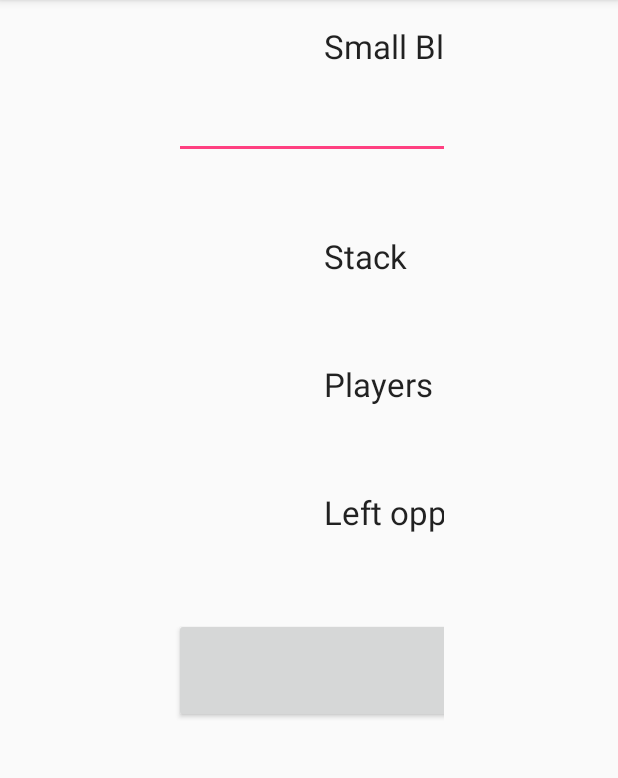
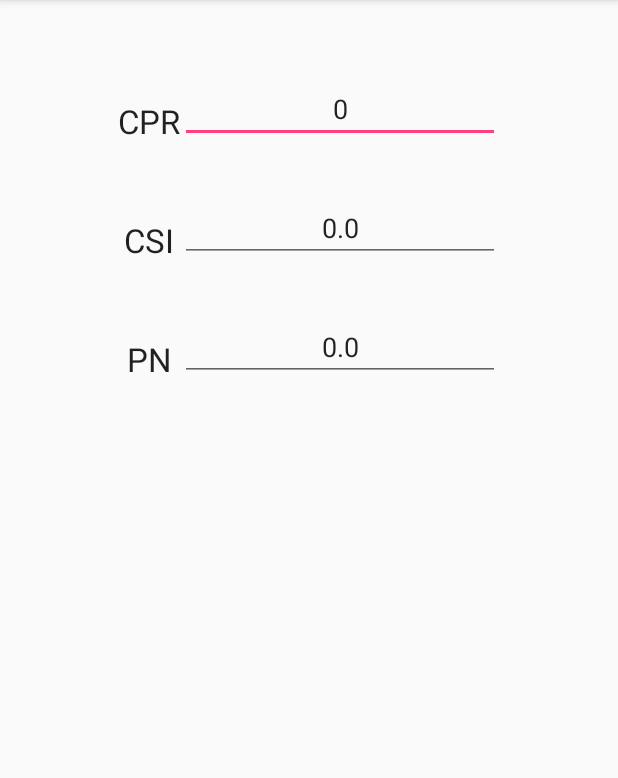
Before and after one commit to signeus/poker-mvc, an Android app: the screen it shows after launch (MainActivity before the commit, ResultActivity after it), after a tap on "CALCULATE", on a phone screen of 412 x 824 dp, the part 84-862 px from its top. Run offline under Robolectric (Android 15) with nearby library versions, the phone set to English and light mode, and no system bars; 1 statement that could not run was skipped.

Commit message:
Operative, but needs more details

```diff
--- a/app/src/main/AndroidManifest.xml
+++ b/app/src/main/AndroidManifest.xml
@@ -15,6 +15,7 @@
                 <category android:name="android.intent.category.LAUNCHER" />
             </intent-filter>
         </activity>
+        <activity android:name=".controller.ResultActivity"></activity>
     </application>
 
 </manifest>
--- a/app/src/main/java/com/apps/kev/pokermvc/controller/MainActivity.java
+++ b/app/src/main/java/com/apps/kev/pokermvc/controller/MainActivity.java
@@ -1,12 +1,20 @@
 package com.apps.kev.pokermvc.controller;
 
+import android.content.Context;
+import android.content.Intent;
 import android.support.v7.app.AppCompatActivity;
 import android.os.Bundle;
 import android.view.View;
 import android.widget.Button;
 import android.widget.EditText;
+import android.widget.Toast;
 
 import com.apps.kev.pokermvc.R;
+
+import logic.interfaces.INgCalculate;
+import logic.NgCalculate;
+import models.PokerStats;
+import models.ResultStat;
 
 public class MainActivity extends AppCompatActivity {
 
@@ -14,6 +22,13 @@ public class MainActivity extends AppCompatActivity {
     EditText etBB; //Declaracion de un objeto EditText llamado etBB
     EditText etAN; //Declaracion de un objeto EditText llamado etAN
     Button btnCAL;  //Declaracion de un objeto Button llamado btnCAL
+    PokerStats stats = new PokerStats();
+
+
+    EditText etST; //Declaracion de un objeto EditText llamado etST
+    EditText etPL; //Declaracion de un objeto EditText llamado etPL
+    EditText etLO; //Declaracion de un objeto EditText llamado etLO
+
     @Override
     protected void onCreate(Bundle savedInstanceState) {
         super.onCreate(savedInstanceState);
@@ -21,18 +36,47 @@ public class MainActivity extends AppCompatActivity {
         etSB = (EditText) findViewById(R.id.edtSmallBlind);
         etBB = (EditText)findViewById(R.id.edtBigBlind);
         etAN = (EditText)findViewById(R.id.edtAnte);
+        etST = (EditText)findViewById(R.id.edtStack);
+        etPL = (EditText)findViewById(R.id.edtPlayers);
+        etLO = (EditText)findViewById(R.id.edtLeftOpponents);
         btnCAL = (Button) findViewById(R.id.btnCalculate);
 
         btnCAL.setOnClickListener(new View.OnClickListener() {
             @Override
             public void onClick(View view)
             {
+                try{
+                   String smallBlind = etSB.getText().toString();
+                    if(!"".equals(smallBlind))
+                        stats.setSmallBlind(Integer.parseInt(smallBlind));
+                    String bigBlind = etBB.getText().toString();
+                    if(!"".equals(bigBlind))
+                        stats.setBigBlind(Integer.parseInt(bigBlind));
+                    String ante = etAN.getText().toString();
+                    if(!"".equals(ante))
+                        stats.setAnte(Integer.parseInt(ante));
+                    String stack = etST.getText().toString();
+                    if(!"".equals(stack))
+                        stats.setStack(Integer.parseInt(stack));
+                    String players = etPL.getText().toString();
+                    if(!"".equals(players))
+                        stats.setPlayers(Integer.parseInt(players));
+                    String leftOpponent = etLO.getText().toString();
+                    if(!"".equals(leftOpponent))
+                        stats.setLeftOpponents(Integer.parseInt(leftOpponent));
+                    INgCalculate iNgCalculate = new NgCalculate();
+                    ResultStat resultStat = iNgCalculate.calculate(stats);
+                    Intent intent = new Intent(getApplicationContext(), ResultActivity.class);
+                    intent.putExtra("CPR", resultStat.getCPR());
+                    intent.putExtra("CSI", resultStat.getCSI());
+                    intent.putExtra("PN", resultStat.getPN());
+                    startActivity(intent);
+                }catch(Exception ex)
+                {
+                    Toast.makeText(getApplicationContext(), "Petó!", Toast.LENGTH_SHORT).show();
+                }
 
             }
         });
     }
-    private void Calculate()
-    {
-        //int smallBlind = findViewById(R.id.edtSmallBlind);
-    }
 }
--- /dev/null
+++ b/app/src/main/java/com/apps/kev/pokermvc/controller/ResultActivity.java
@@ -0,0 +1,27 @@
+package com.apps.kev.pokermvc.controller;
+
+
+import android.support.v7.app.AppCompatActivity;
+import android.os.Bundle;
+import android.widget.EditText;
+
+import com.apps.kev.pokermvc.R;
+
+public class ResultActivity extends AppCompatActivity {
+
+    @Override
+    protected void onCreate(Bundle savedInstanceState) {
+        super.onCreate(savedInstanceState);
+        setContentView(R.layout.activity_result);
+
+        int CPRvalue = getIntent().getIntExtra("CPR", 0);
+        double CSIvalue = getIntent().getDoubleExtra("CSI", 0);
+        double PNvalue = getIntent().getDoubleExtra("PN", 0);
+        EditText CPR = (EditText) findViewById(R.id.edtCPR);
+            CPR.setText(String.valueOf(CPRvalue));
+        EditText CSI = (EditText) findViewById(R.id.edtCSI);
+            CSI.setText(String.valueOf(CSIvalue));
+        EditText PN = (EditText) findViewById(R.id.edtPN);
+            PN.setText(String.valueOf(PNvalue));
+    }
+}
--- /dev/null
+++ b/app/src/main/java/logic/NgCalculate.java
@@ -0,0 +1,46 @@
+package logic;
+
+import logic.interfaces.INgCalculate;
+import models.PokerStats;
+import models.ResultStat;
+
+/**
+ * Created by Kev on 24/04/2016.
+ */
+public class NgCalculate implements INgCalculate {
+    public ResultStat calculate(PokerStats stat)
+    {
+        ResultStat resultStat = new ResultStat();
+        int smallBlind = stat.getSmallBlind();
+        int bigBlind = stat.getBigBlind();
+        //Logical Blind
+        if(isLogicalBlind(smallBlind, bigBlind)) {
+            //Calculating CPR
+            //Without Ante
+            if (stat.getAnte() == 0) {
+                resultStat.setCPR(smallBlind + bigBlind);
+            }
+            //With Ante
+            if(stat.getAnte() != 0){
+                resultStat.setCPR(smallBlind + bigBlind + (stat.getPlayers() * stat.getAnte()) );
+            }
+
+            //Calculating CSI
+            resultStat.setCSI(stat.getStack() / resultStat.getCPR());
+
+            //Calculating PN
+            double number1 = stat.getLeftOpponents() * resultStat.getCSI();
+            double oneFifth = smallBlind / 5;
+            if(stat.getAnte() > oneFifth && stat.getPlayers() > 6){
+                number1 -= ((number1*5)/100);
+            }
+            resultStat.setPN(number1);
+        }
+        return resultStat;
+    }
+    @Override
+    public boolean isLogicalBlind(int small, int big)
+    {
+        return (small*2 == big);
+    }
+}
--- /dev/null
+++ b/app/src/main/java/logic/interfaces/INgCalculate.java
@@ -0,0 +1,12 @@
+package logic.interfaces;
+
+import models.PokerStats;
+import models.ResultStat;
+
+/**
+ * Created by Kev on 24/04/2016.
+ */
+public interface INgCalculate {
+    public boolean isLogicalBlind(int small, int big);
+    public ResultStat calculate (PokerStats stats);
+}
--- /dev/null
+++ b/app/src/main/java/models/Card.java
@@ -0,0 +1,7 @@
+package models;
+
+/**
+ * Created by Kev on 25/04/2016.
+ */
+public class Card {
+}
--- /dev/null
+++ b/app/src/main/java/models/PokerStats.java
@@ -0,0 +1,68 @@
+package models;
+
+/**
+ * Created by Kev on 20/04/2016.
+ */
+public class PokerStats {
+    private int smallBlind;
+    private int bigBlind;
+    private int ante;
+    private int stack;
+    private int players;
+    private int leftOpponents;
+
+    public PokerStats()
+    {
+        this.smallBlind = 0;
+        this.bigBlind = 0;
+        this.ante = 0;
+        this.stack = 0;
+        this.players = 0;
+        this.leftOpponents = 0;
+    }
+
+    public PokerStats(int smallBlind, int bigBlind, int ante, int stack, int players, int leftOpponents){
+        this.smallBlind = smallBlind;
+        this.bigBlind = bigBlind;
+        this.ante = ante;
+        this.stack = stack;
+        this.players = players;
+        this.leftOpponents = leftOpponents;
+    }
+    public int getSmallBlind(){
+        return smallBlind;
+    }
+    public int getBigBlind(){
+        return bigBlind;
+    }
+    public int getAnte(){
+        return ante;
+    }
+    public int getStack(){
+        return stack;
+    }
+    public int getPlayers(){
+        return players;
+    }
+    public int getLeftOpponents(){
+        return leftOpponents;
+    }
+    public void setSmallBlind(int smallBlind){
+        this.smallBlind = smallBlind;
+    }
+    public void setBigBlind(int bigBlind){
+        this.bigBlind = bigBlind;
+    }
+    public void setAnte(int ante){
+        this.ante = ante;
+    }
+    public void setStack(int stack){
+        this.stack = stack;
+    }
+    public void setPlayers (int players){
+        this.players = players;
+    }
+    public void setLeftOpponents(int leftOpponents){
+        this.leftOpponents = leftOpponents;
+    }
+}
--- /dev/null
+++ b/app/src/main/java/models/ResultStat.java
@@ -0,0 +1,34 @@
+package models;
+
+/**
+ * Created by Kev on 20/04/2016.
+ */
+public class ResultStat {
+    private int CPR;
+    private double CSI;
+    private double PN;
+
+    public int getCPR() {
+        return CPR;
+    }
+
+    public void setCPR(int CPR) {
+        this.CPR = CPR;
+    }
+
+    public double getCSI() {
+        return CSI;
+    }
+
+    public void setCSI(double CSI) {
+        this.CSI = CSI;
+    }
+
+    public double getPN() {
+        return PN;
+    }
+
+    public void setPN(double PN) {
+        this.PN = PN;
+    }
+}
--- a/app/src/main/res/layout/activity_main.xml
+++ b/app/src/main/res/layout/activity_main.xml
@@ -15,20 +15,22 @@
         android:layout_height="match_parent"
         android:paddingBottom="100dp"
         android:paddingRight="100dp"
-        android:paddingLeft="100dp">
+        android:paddingLeft="100dp"
+        android:gravity="top">
 
         <TableRow
             android:layout_width="match_parent"
-            android:layout_height="match_parent">
+            android:layout_height="match_parent"
+            android:gravity="center">
 
             <TextView
                 android:layout_width="wrap_content"
                 android:layout_height="wrap_content"
                 android:textAppearance="?android:attr/textAppearanceLarge"
                 android:id="@+id/txvSmallBlind"
-                android:paddingRight="100dp"
-                android:paddingLeft="100dp"
-                android:text="@string/small_blind" />
+                android:text="@string/small_blind"
+                android:paddingTop="50dp"
+                android:gravity="center" />
 
             <TextView
                 android:layout_width="wrap_content"
@@ -36,8 +38,8 @@
                 android:textAppearance="?android:attr/textAppearanceLarge"
                 android:text="@string/big_blind"
                 android:id="@+id/txvBigBlind"
-                android:paddingRight="100dp"
-                android:paddingLeft="100dp" />
+                android:paddingTop="50dp"
+                android:gravity="center" />
 
             <TextView
                 android:layout_width="wrap_content"
@@ -45,14 +47,15 @@
                 android:textAppearance="?android:attr/textAppearanceLarge"
                 android:text="@string/ante"
                 android:id="@+id/txvAnte"
-                android:paddingLeft="100dp"
-                android:paddingRight="100dp" />
+                android:paddingTop="50dp"
+                android:gravity="center" />
         </TableRow>
 
         <TableRow
             android:layout_width="match_parent"
             android:layout_height="match_parent"
-            android:paddingTop="15dp">
+            android:paddingTop="15dp"
+            android:gravity="center">
 
             <EditText
                 android:layout_width="wrap_content"
@@ -60,8 +63,8 @@
                 android:inputType="numberSigned"
                 android:ems="10"
                 android:id="@+id/edtSmallBlind"
-                android:paddingRight="100dp"
-                android:paddingLeft="100dp" />
+                android:paddingTop="50dp"
+                android:gravity="center" />
 
             <EditText
                 android:layout_width="wrap_content"
@@ -69,8 +72,8 @@
                 android:inputType="numberSigned"
                 android:ems="10"
                 android:id="@+id/edtBigBlind"
-                android:paddingLeft="100dp"
-                android:paddingRight="100dp" />
+                android:paddingTop="50dp"
+                android:gravity="center" />
 
             <EditText
                 android:layout_width="wrap_content"
@@ -78,14 +81,15 @@
                 android:inputType="numberSigned"
                 android:ems="10"
                 android:id="@+id/edtAnte"
-                android:paddingLeft="100dp"
-                android:paddingRight="100dp" />
+                android:paddingTop="50dp"
+                android:gravity="center" />
 
         </TableRow>
 
         <TableRow
             android:layout_width="match_parent"
-            android:layout_height="match_parent">
+            android:layout_height="match_parent"
+            android:gravity="center">
 
             <TextView
                 android:layout_width="wrap_content"
@@ -93,9 +97,8 @@
                 android:textAppearance="?android:attr/textAppearanceLarge"
                 android:text="@string/stack"
                 android:id="@+id/txvStack"
-                android:paddingLeft="100dp"
                 android:paddingTop="50dp"
-                android:paddingRight="100dp" />
+                android:gravity="center" />
 
             <EditText
                 android:layout_width="wrap_content"
@@ -103,13 +106,13 @@
                 android:inputType="numberSigned"
                 android:ems="10"
                 android:id="@+id/edtStack"
-                android:paddingLeft="100dp"
                 android:paddingTop="50dp"
-                android:paddingRight="100dp" />
+                android:gravity="center" />
         </TableRow>
         <TableRow
             android:layout_width="match_parent"
-            android:layout_height="match_parent">
+            android:layout_height="match_parent"
+            android:gravity="center">
 
             <TextView
                 android:layout_width="wrap_content"
@@ -117,9 +120,8 @@
                 android:textAppearance="?android:attr/textAppearanceLarge"
                 android:text="@string/players"
                 android:id="@+id/txvPlayers"
-                android:paddingLeft="100dp"
                 android:paddingTop="50dp"
-                android:paddingRight="100dp" />
+                android:gravity="center" />
 
             <EditText
                 android:layout_width="wrap_content"
@@ -127,13 +129,13 @@
                 android:inputType="numberSigned"
                 android:ems="10"
                 android:id="@+id/edtPlayers"
-                android:paddingLeft="100dp"
                 android:paddingTop="50dp"
-                android:paddingRight="100dp" />
+                android:gravity="center" />
         </TableRow>
         <TableRow
             android:layout_width="match_parent"
-            android:layout_height="match_parent">
+            android:layout_height="match_parent"
+            android:gravity="center">
 
             <TextView
                 android:layout_width="wrap_content"
@@ -142,8 +144,7 @@
                 android:text="@string/left_opponents"
                 android:id="@+id/txvLeftOpponents"
                 android:paddingTop="50dp"
-                android:paddingLeft="100dp"
-                android:paddingRight="100dp" />
+                android:gravity="center" />
 
             <EditText
                 android:layout_width="wrap_content"
@@ -151,15 +152,15 @@
                 android:inputType="numberSigned"
                 android:ems="10"
                 android:id="@+id/edtLeftOpponents"
-                android:paddingLeft="100dp"
                 android:paddingTop="50dp"
-                android:paddingRight="100dp" />
+                android:gravity="center" />
         </TableRow>
 
         <TableRow
             android:layout_width="match_parent"
             android:layout_height="match_parent"
-            android:paddingTop="50dp">
+            android:paddingTop="50dp"
+            android:gravity="center">
 
             <Button
                 android:layout_width="match_parent"
@@ -168,7 +169,8 @@
                 android:id="@+id/btnCalculate"
                 android:padding="25dp"
                 android:layout_span="3"
-                android:paddingTop="50dp" />
+                android:paddingTop="50dp"
+                android:gravity="center" />
         </TableRow>
 
     </TableLayout>
--- /dev/null
+++ b/app/src/main/res/layout/activity_result.xml
@@ -0,0 +1,89 @@
+<?xml version="1.0" encoding="utf-8"?>
+<RelativeLayout xmlns:android="http://schemas.android.com/apk/res/android"
+    xmlns:tools="http://schemas.android.com/tools"
+    android:layout_width="match_parent"
+    android:layout_height="match_parent"
+    android:paddingBottom="@dimen/activity_vertical_margin"
+    android:paddingLeft="@dimen/activity_horizontal_margin"
+    android:paddingRight="@dimen/activity_horizontal_margin"
+    android:paddingTop="@dimen/activity_vertical_margin"
+    tools:context="com.apps.kev.pokermvc.controller.ResultActivity">
+
+    <TableLayout
+        android:layout_width="match_parent"
+        android:layout_height="match_parent"
+        android:gravity="top">
+
+        <TableRow
+            android:layout_width="match_parent"
+            android:layout_height="match_parent"
+            android:gravity="center">
+
+            <TextView
+                android:layout_width="wrap_content"
+                android:layout_height="wrap_content"
+                android:textAppearance="?android:attr/textAppearanceLarge"
+                android:text="@string/CPR"
+                android:id="@+id/txvCPR"
+                android:gravity="center"
+                android:paddingTop="50dp" />
+
+            <EditText
+                android:layout_width="match_parent"
+                android:layout_height="match_parent"
+                android:inputType="numberSigned"
+                android:ems="10"
+                android:id="@+id/edtCPR"
+                android:paddingTop="50dp"
+                android:gravity="center" />
+        </TableRow>
+
+        <TableRow
+            android:layout_width="match_parent"
+            android:layout_height="match_parent"
+            android:gravity="center">
+
+            <TextView
+                android:layout_width="wrap_content"
+                android:layout_height="wrap_content"
+                android:textAppearance="?android:attr/textAppearanceLarge"
+                android:text="@string/CSI"
+                android:id="@+id/txvCSI"
+                android:gravity="center"
+                android:paddingTop="50dp" />
+
+            <EditText
+                android:layout_width="match_parent"
+                android:layout_height="match_parent"
+                android:inputType="numberSigned"
+                android:ems="10"
+                android:id="@+id/edtCSI"
+                android:gravity="center"
+                android:paddingTop="50dp" />
+        </TableRow>
+        <TableRow
+            android:layout_width="match_parent"
+            android:layout_height="match_parent"
+            android:gravity="center">
+
+            <TextView
+                android:layout_width="wrap_content"
+                android:layout_height="wrap_content"
+                android:textAppearance="?android:attr/textAppearanceLarge"
+                android:text="@string/PN"
+                android:id="@+id/txvPN"
+                android:gravity="center"
+                android:paddingTop="50dp" />
+
+            <EditText
+                android:layout_width="match_parent"
+                android:layout_height="match_parent"
+                android:inputType="numberSigned"
+                android:ems="10"
+                android:id="@+id/edtPN"
+                android:paddingTop="50dp"
+                android:gravity="center" />
+        </TableRow>
+    </TableLayout>
+
+</RelativeLayout>
--- a/app/src/main/res/values/strings.xml
+++ b/app/src/main/res/values/strings.xml
@@ -7,4 +7,8 @@
     <string name="players">Players</string>
     <string name="left_opponents">Left opponents</string>
     <string name="calculate">Calculate</string>
+
+    <string name="CPR">CPR</string>
+    <string name="CSI">CSI</string>
+    <string name="PN">PN</string>
 </resources>
```
